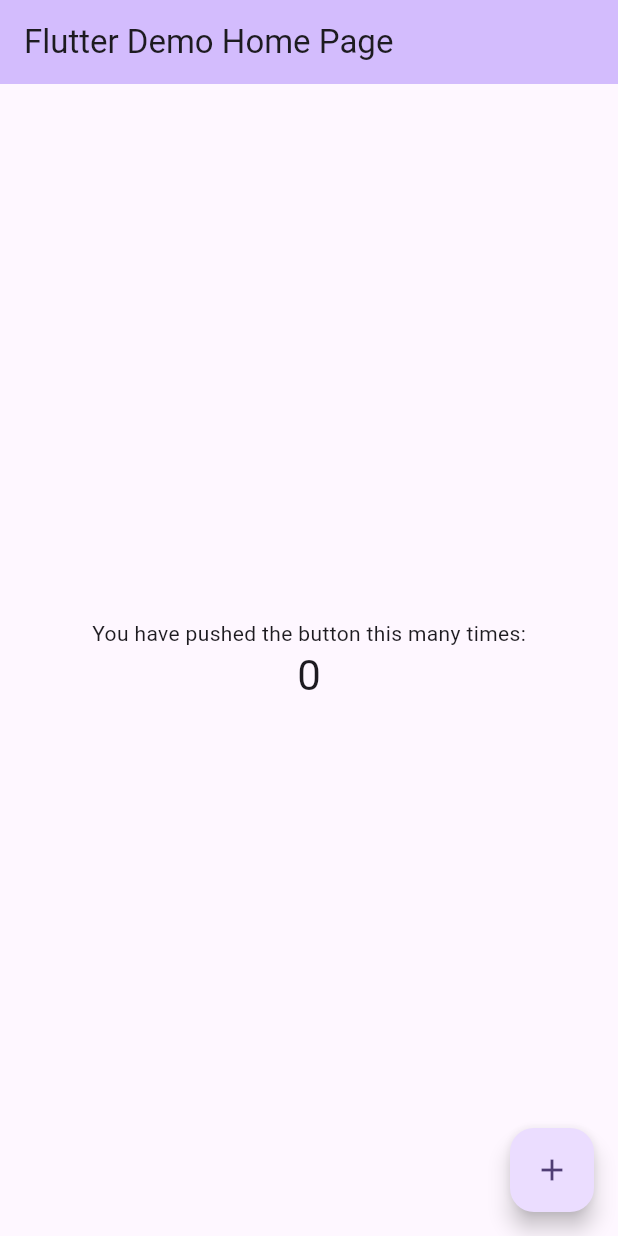
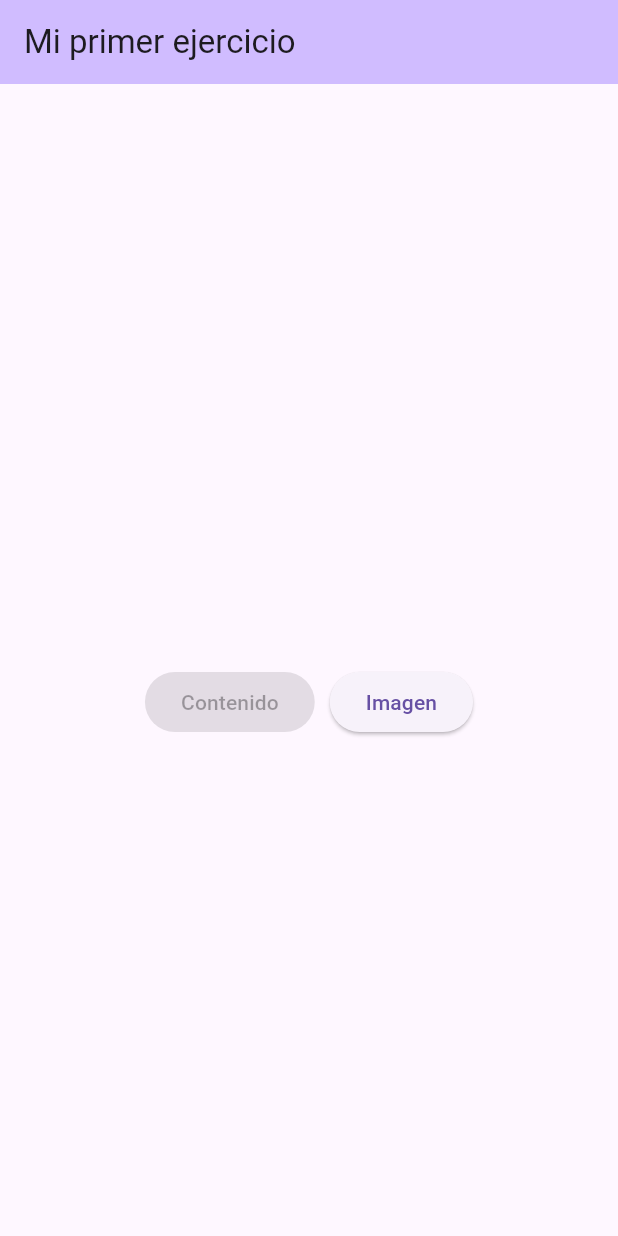
Before and after one commit to Juando26030/NavegacionFlutter, a Flutter app: the screen it shows after launch, on a phone screen of 412 x 824 dp. Run offline on Flutter 3.47's test engine with Material 3 defaults, Android fonts, the phone set to English and light mode, and no system bars.

Commit message:
creacion de pantalla principal

```diff
--- /dev/null
+++ b/flutter_navegacion/lib/PantallaPrincipal.dart
@@ -0,0 +1,85 @@
+import 'package:flutter/material.dart';
+
+class PantallaPrincipal extends StatefulWidget {
+  const PantallaPrincipal({super.key});
+
+  // This widget is the home page of your application. It is stateful, meaning
+  // that it has a State object (defined below) that contains fields that affect
+  // how it looks.
+
+  // This class is the configuration for the state. It holds the values (in this
+  // case the title) provided by the parent (in this case the App widget) and
+  // used by the build method of the State. Fields in a Widget subclass are
+  // always marked "final".
+
+  @override
+  State<PantallaPrincipal> createState() => _PantallaPrincipalState();
+}
+
+class _PantallaPrincipalState extends State<PantallaPrincipal>{
+  //Arranca parte visual----------------------------------------------
+  @override
+  Widget build(BuildContext context) {
+    // This method is rerun every time setState is called, for instance as done
+    // by the _incrementCounter method above.
+    //
+    // The Flutter framework has been optimized to make rerunning build methods
+    // fast, so that you can just rebuild anything that needs updating rather
+    // than having to individually change instances of widgets.
+    return Scaffold(
+      appBar: AppBar(
+        // TRY THIS: Try changing the color here to a specific color (to
+        // Colors.amber, perhaps?) and trigger a hot reload to see the AppBar
+        // change color while the other colors stay the same.
+        backgroundColor: Theme.of(context).colorScheme.inversePrimary,
+        // Here we take the value from the MyHomePage object that was created by
+        // the App.build method, and use it to set our appbar title.
+        title: Text("Mi primer ejercicio"),
+      ),
+      body: Center(
+        child: Column(
+          mainAxisAlignment: MainAxisAlignment.center,
+          children: <Widget>[
+            EditableText(
+              controller: _controller,
+              focusNode: FocusNode(),
+              cursorColor: Theme.of(context).colorScheme.primary,
+              backgroundCursorColor: Theme.of(context).colorScheme.secondary,
+              selectionColor: Theme.of(context).colorScheme.secondary,
+              selectionControls: MaterialTextSelectionControls(),
+              onChanged: (String value) {
+                setState(() {
+                  _texto = value;
+                });
+              },
+              style: Theme.of(context).textTheme.headlineMedium!,
+            ),
+            const SizedBox(height: 20),
+            Row(
+              mainAxisAlignment: MainAxisAlignment.center,
+              children: [
+                ElevatedButton(
+                  onPressed: _texto.isNotEmpty ? () => print("Contenido presionado") : null,
+                  child: Text("Contenido"),
+                ),
+                const SizedBox(width: 10),
+                ElevatedButton(
+                  onPressed: () => print("Imagen presionado"),
+                  child: Text("Imagen"),
+                ),
+              ],
+            ),
+          ],
+        ),
+      )
+    );
+  }
+
+
+  //Arranca parte logica----------------------------------------------
+  String _texto = "";
+
+  final TextEditingController _controller = TextEditingController();
+
+
+}
--- a/flutter_navegacion/lib/main.dart
+++ b/flutter_navegacion/lib/main.dart
@@ -1,125 +1,8 @@
 import 'package:flutter/material.dart';
+import 'package:flutter_navegacion/PantallaPrincipal.dart';
 
 void main() {
-  runApp(const MyApp());
+  runApp(const MaterialApp(
+    home: PantallaPrincipal(),
+  ));
 }
-
-class MyApp extends StatelessWidget {
-  const MyApp({super.key});
-
-  // This widget is the root of your application.
-  @override
-  Widget build(BuildContext context) {
-    return MaterialApp(
-      title: 'Flutter Demo',
-      theme: ThemeData(
-        // This is the theme of your application.
-        //
-        // TRY THIS: Try running your application with "flutter run". You'll see
-        // the application has a purple toolbar. Then, without quitting the app,
-        // try changing the seedColor in the colorScheme below to Colors.green
-        // and then invoke "hot reload" (save your changes or press the "hot
-        // reload" button in a Flutter-supported IDE, or press "r" if you used
-        // the command line to start the app).
-        //
-        // Notice that the counter didn't reset back to zero; the application
-        // state is not lost during the reload. To reset the state, use hot
-        // restart instead.
-        //
-        // This works for code too, not just values: Most code changes can be
-        // tested with just a hot reload.
-        colorScheme: ColorScheme.fromSeed(seedColor: Colors.deepPurple),
-        useMaterial3: true,
-      ),
-      home: const MyHomePage(title: 'Flutter Demo Home Page'),
-    );
-  }
-}
-
-class MyHomePage extends StatefulWidget {
-  const MyHomePage({super.key, required this.title});
-
-  // This widget is the home page of your application. It is stateful, meaning
-  // that it has a State object (defined below) that contains fields that affect
-  // how it looks.
-
-  // This class is the configuration for the state. It holds the values (in this
-  // case the title) provided by the parent (in this case the App widget) and
-  // used by the build method of the State. Fields in a Widget subclass are
-  // always marked "final".
-
-  final String title;
-
-  @override
-  State<MyHomePage> createState() => _MyHomePageState();
-}
-
-class _MyHomePageState extends State<MyHomePage> {
-  int _counter = 0;
-
-  void _incrementCounter() {
-    setState(() {
-      // This call to setState tells the Flutter framework that something has
-      // changed in this State, which causes it to rerun the build method below
-      // so that the display can reflect the updated values. If we changed
-      // _counter without calling setState(), then the build method would not be
-      // called again, and so nothing would appear to happen.
-      _counter++;
-    });
-  }
-
-  @override
-  Widget build(BuildContext context) {
-    // This method is rerun every time setState is called, for instance as done
-    // by the _incrementCounter method above.
-    //
-    // The Flutter framework has been optimized to make rerunning build methods
-    // fast, so that you can just rebuild anything that needs updating rather
-    // than having to individually change instances of widgets.
-    return Scaffold(
-      appBar: AppBar(
-        // TRY THIS: Try changing the color here to a specific color (to
-        // Colors.amber, perhaps?) and trigger a hot reload to see the AppBar
-        // change color while the other colors stay the same.
-        backgroundColor: Theme.of(context).colorScheme.inversePrimary,
-        // Here we take the value from the MyHomePage object that was created by
-        // the App.build method, and use it to set our appbar title.
-        title: Text(widget.title),
-      ),
-      body: Center(
-        // Center is a layout widget. It takes a single child and positions it
-        // in the middle of the parent.
-        child: Column(
-          // Column is also a layout widget. It takes a list of children and
-          // arranges them vertically. By default, it sizes itself to fit its
-          // children horizontally, and tries to be as tall as its parent.
-          //
-          // Column has various properties to control how it sizes itself and
-          // how it positions its children. Here we use mainAxisAlignment to
-          // center the children vertically; the main axis here is the vertical
-          // axis because Columns are vertical (the cross axis would be
-          // horizontal).
-          //
-          // TRY THIS: Invoke "debug painting" (choose the "Toggle Debug Paint"
-          // action in the IDE, or press "p" in the console), to see the
-          // wireframe for each widget.
-          mainAxisAlignment: MainAxisAlignment.center,
-          children: <Widget>[
-            const Text(
-              'You have pushed the button this many times:',
-            ),
-            Text(
-              '$_counter',
-              style: Theme.of(context).textTheme.headlineMedium,
-            ),
-          ],
-        ),
-      ),
-      floatingActionButton: FloatingActionButton(
-        onPressed: _incrementCounter,
-        tooltip: 'Increment',
-        child: const Icon(Icons.add),
-      ), // This trailing comma makes auto-formatting nicer for build methods.
-    );
-  }
-}
```
